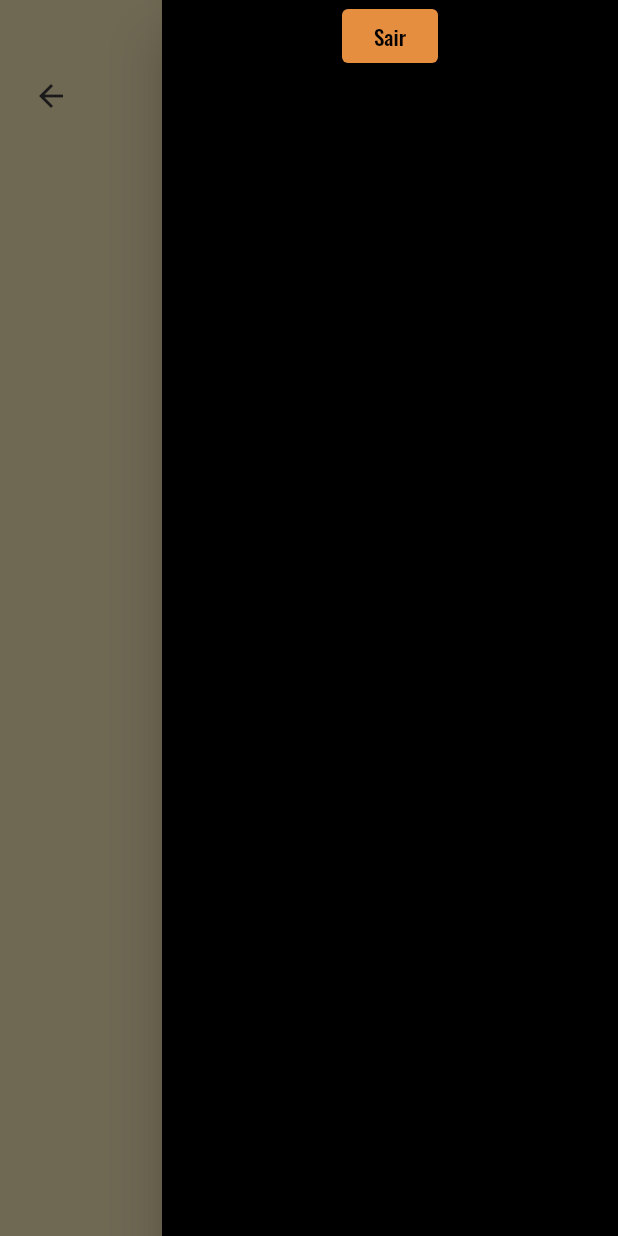
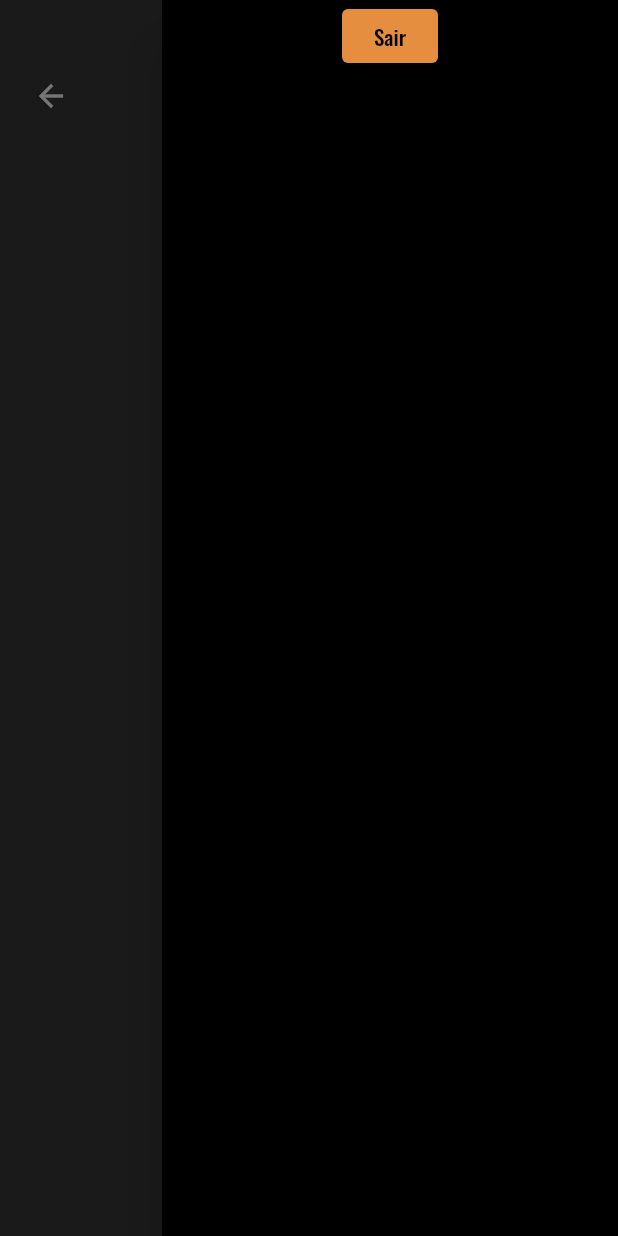
Before and after one commit to JSavioFreire/barber_shop, a Flutter app: the AllHour screen opened by its route, with the side drawer open, on a phone screen of 412 x 824 dp. Run offline on Flutter 3.47's test engine with Material 2 defaults, Android fonts, the phone set to English and light mode, and no system bars; our stand-ins replace cloud_firestore, firebase_auth, firebase_core, google_fonts, lottie; accounts and stored records are empty; network calls fail.

```diff
--- a/lib/main.dart
+++ b/lib/main.dart
@@ -3,6 +3,7 @@ import 'package:barber_shop/provider/auth/auth_provider.dart';
 import 'package:barber_shop/provider/auth/function_provider.dart';
 import 'package:barber_shop/provider/db/days_worked/days_worked_provider.dart';
 import 'package:barber_shop/provider/db/professional/professional_db_provider.dart';
+import 'package:barber_shop/screens/each_hours/each_hours.dart';
 import 'package:barber_shop/screens/user/hours/hours.dart';
 import 'package:barber_shop/service/check_is_login.dart';
 import 'package:barber_shop/theme/my_theme.dart';
@@ -44,6 +45,7 @@ class MyApp extends StatelessWidget {
       routes: {
         '/': (context) => const CheckIsLogin(),
         '/hours': (context) => const AllHour(),
+        '/eachhours':(context)=> const EachHoursScreen()
       },
     );
   }
--- a/lib/model/days_worked.dart
+++ b/lib/model/days_worked.dart
@@ -2,16 +2,42 @@ class DayWorkedModel {
   String day;
   String proName;
   dynamic hours;
+  bool isMarked;
+  String? userName;
+  String? userPhone;
+  String? userEmail;
+  String? userObs;
 
   DayWorkedModel(
-      {required this.day, required this.proName, this.hours});
+      {required this.day,
+      required this.proName,
+      this.hours,
+      required this.isMarked,
+      this.userName,
+      this.userPhone,
+      this.userEmail,
+      this.userObs});
 
   DayWorkedModel.fromMap(Map<String, dynamic> map)
       : day = map["day"],
         proName = map["proName"],
-        hours = map["hours"];
+        hours = map["hours"],
+        isMarked = map["isMarked"],
+        userName = map["userName"],
+        userPhone = map["userPhone"],
+        userEmail = map["userEmail"],
+        userObs = map["userObs"];
 
   Map<String, dynamic> toMap() {
-    return {"day": day, "proName": proName, "hours": hours};
+    return {
+      "day": day,
+      "proName": proName,
+      "hours": hours,
+      "isMarked": isMarked,
+      "userName": userName,
+      "userPhone": userPhone,
+      "userEmail": userEmail,
+      "userObs": userObs
+    };
   }
 }
--- a/lib/provider/auth/auth_provider.dart
+++ b/lib/provider/auth/auth_provider.dart
@@ -26,7 +26,6 @@ class AuthProvider extends ChangeNotifier {
 
   getUser() {
     users = auth.currentUser;
-
     notifyListeners();
   }
 
--- a/lib/provider/auth/function_provider.dart
+++ b/lib/provider/auth/function_provider.dart
@@ -75,7 +75,7 @@ class FunctionsAuthProvider extends ChangeNotifier {
       buttonInLoading = false;
       functionsAdm.isAdmin = false;
 
-      UserInfoModel userInfo = UserInfoModel(isAdmin: false);
+      UserInfoModel userInfo = UserInfoModel(isAdmin: false, userPhone: phone.text);
       await db.collection('userInfo').doc(email.text).set(userInfo.toMap());
 
       notifyListeners();
--- a/lib/screens/admin/widgets/bottom_navigation.dart
+++ b/lib/screens/admin/widgets/bottom_navigation.dart
@@ -1,4 +1,5 @@
 import 'package:barber_shop/provider/db/admin/functions_admin.dart';
+import 'package:barber_shop/theme/theme_colors.dart';
 import 'package:flutter/material.dart';
 import 'package:provider/provider.dart';
 
@@ -10,7 +11,7 @@ class MyBottomNavigation extends StatelessWidget {
     FunctionsAdm functionsAdm = Provider.of<FunctionsAdm>(context);
 
     return BottomNavigationBar(
-      backgroundColor: Colors.black12,
+      backgroundColor: ThemeColors.background,
       onTap: (value) => functionsAdm.changeNavigationBottomController(value),
       items: const <BottomNavigationBarItem>[
         BottomNavigationBarItem(
@@ -23,7 +24,6 @@ class MyBottomNavigation extends StatelessWidget {
         )
       ],
       currentIndex: functionsAdm.navigationBottomController,
-      selectedItemColor: Colors.grey,
     );
   }
 }
--- a/lib/screens/user/home/components/appointment/appointment.dart
+++ b/lib/screens/user/home/components/appointment/appointment.dart
@@ -69,9 +69,7 @@ class Appointment extends StatelessWidget {
                               ),
                             )))
                     : daysWorked.listHourWork.isEmpty
-                        ? Padding(
-                            padding: const EdgeInsets.only(top: 20),
-                            child: Column(
+                        ? Column(
                             mainAxisAlignment: MainAxisAlignment.spaceEvenly,
                             children: [
                               const Text(
@@ -93,7 +91,6 @@ class Appointment extends StatelessWidget {
                                     color: ThemeColors.background),
                               ),
                             ],
-                            ),
                           )
                         : GridView.builder(
                             padding: const EdgeInsets.only(top: 10),
--- a/lib/screens/user/hours/hours.dart
+++ b/lib/screens/user/hours/hours.dart
@@ -22,7 +22,7 @@ class AllHour extends StatelessWidget {
     DaysWorked daysWorked = Provider.of<DaysWorked>(context);
 
     return MyScaffold(
-      backgroundColor: ThemeColors.secondary,
+      backgroundColor: ThemeColors.background,
       inside: SingleChildScrollView(
         child: SizedBox(
           width: MediaQuery.of(context).size.width,
@@ -30,11 +30,10 @@ class AllHour extends StatelessWidget {
           child: Column(
             children: [
               const Header(
-                  headerLeft: IconBack(color: ThemeColors.background),
+                  headerLeft: IconBack(color: Colors.white),
                   headerCenter: TextHeader(
-                      text: 'Horários Disponíveis',
-                      color: ThemeColors.background),
-                  headerRight: IconMenu(color: ThemeColors.background)),
+                      text: 'Horários Disponíveis', color: Colors.white),
+                  headerRight: IconMenu(color: Colors.white)),
               Expanded(
                 child: Padding(
                   padding: const EdgeInsets.all(10),
--- a/lib/theme/my_theme.dart
+++ b/lib/theme/my_theme.dart
@@ -11,4 +11,7 @@ ThemeData myTheme = ThemeData(
     elevatedButtonTheme: ElevatedButtonThemeData(
       style: ElevatedButton.styleFrom(backgroundColor: ThemeColors.primary),
     ),
-);
+    bottomNavigationBarTheme: BottomNavigationBarThemeData(
+      unselectedItemColor: Colors.grey[600],
+      selectedItemColor: Colors.grey[300],
+    ));
```
Also changed, not shown: lib/functions/current_date.dart (+14 -0 lines), lib/model/users_info.dart (+6 -5 lines), lib/provider/db/days_worked/days_worked_provider.dart (+54 -7 lines), lib/screens/admin/components/markedhour/marked.dart (+7 -5 lines), lib/screens/each_hours/each_hours.dart (added, +43 -0 lines), lib/screens/each_hours/widgets/button_mark.dart (added, +27 -0 lines), lib/screens/each_hours/widgets/row_text.dart (added, +39 -0 lines), lib/screens/each_hours/widgets/text_area.dart (added, +38 -0 lines), lib/screens/user/home/components/appointment/widgets/each_hour.dart (+12 -39 lines). Lines whose indentation alone changed are shown as unchanged.
